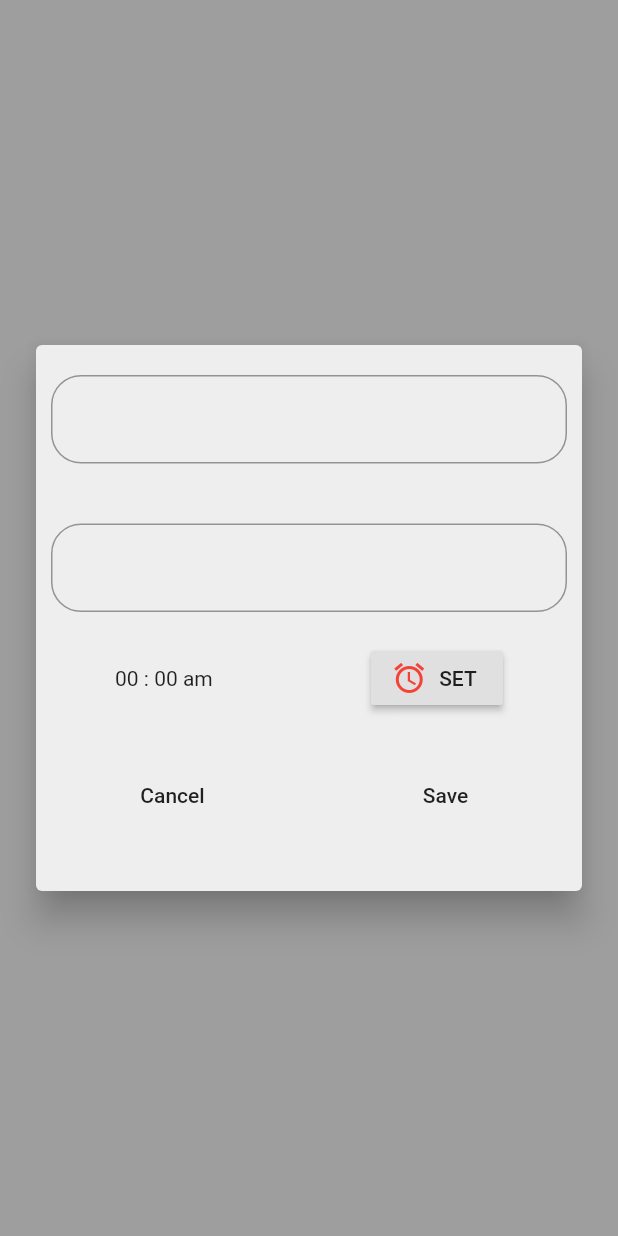
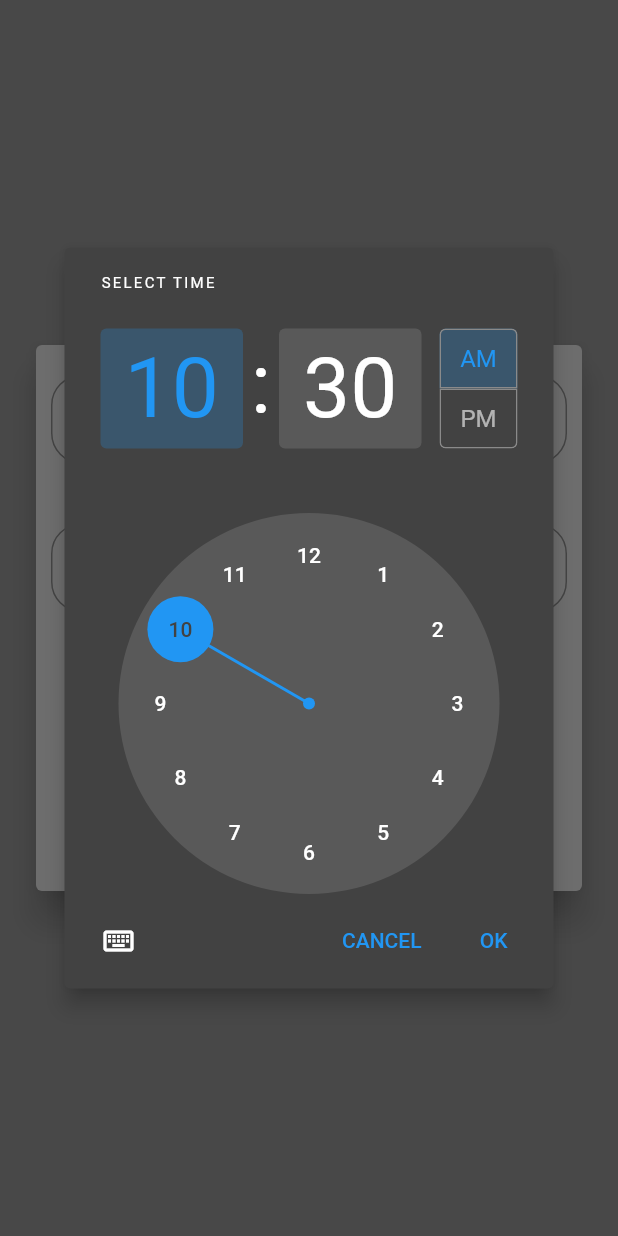
Before and after one commit to fuadmansoork/Go_To_Live, a Flutter app: the InputForm screen opened directly, after a tap on "SET", on a phone screen of 412 x 824 dp. Run offline on Flutter 3.47's test engine with Material 2 defaults, Android fonts, the phone set to English and light mode, and no system bars; our stand-ins replace flutter_time_picker_spinner, google_fonts, sqflite; accounts and stored records are empty.

Commit message:
clock modified

```diff
--- a/GoToLive/lib/Days/monday/input.dart
+++ b/GoToLive/lib/Days/monday/input.dart
@@ -6,6 +6,7 @@ class InputForm extends StatefulWidget {
 }
 
 class _InputFormState extends State<InputForm> {
+  String timeText = "";
   @override
   Widget build(BuildContext context) {
     return Scaffold(
@@ -46,9 +47,11 @@ class _InputFormState extends State<InputForm> {
                     Row(
                       mainAxisAlignment: MainAxisAlignment.spaceAround,
                       children: [
-                        Text("00 : 00 am"),
+                        Text(timeText),
                         RaisedButton.icon(
-                            onPressed: () {},
+                            onPressed: () {
+                              timePicker(context);
+                            },
                             icon: Icon(
                               Icons.alarm,
                               color: Colors.red,
@@ -73,7 +76,7 @@ class _InputFormState extends State<InputForm> {
                       ),
                     )
                   ],
-                ))
+                )),
               ],
             ),
           ),
@@ -81,4 +84,44 @@ class _InputFormState extends State<InputForm> {
       ),
     );
   }
+
+  Future timePicker(BuildContext context) async {
+    TimeOfDay initial = TimeOfDay.now();
+    TimeOfDay time;
+    var hour = "";
+    var meridean = "";
+    var minute = "";
+
+    time = await showTimePicker(
+        builder: (context, child) => Theme(
+              data: ThemeData.dark(),
+              child: child,
+            ),
+        context: context,
+        initialTime: initial);
+    if (time != null) {
+      if (time.hour == 0) {
+        hour = "12";
+        meridean = "am";
+      } else if (time.hour == 12) {
+        hour = "12";
+        meridean = "pm";
+      } else if (time.hour > 12) {
+        hour = (time.hour - 12).toString();
+        meridean = "pm";
+      } else {
+        hour = time.hour.toString();
+        meridean = "am";
+      }
+      if (time.minute < 10) {
+        minute = "0" + time.minute.toString();
+      } else {
+        minute = time.minute.toString();
+      }
+
+      setState(() {
+        timeText = hour + "  : " + minute + " $meridean ";
+      });
+    }
+  }
 }
```
